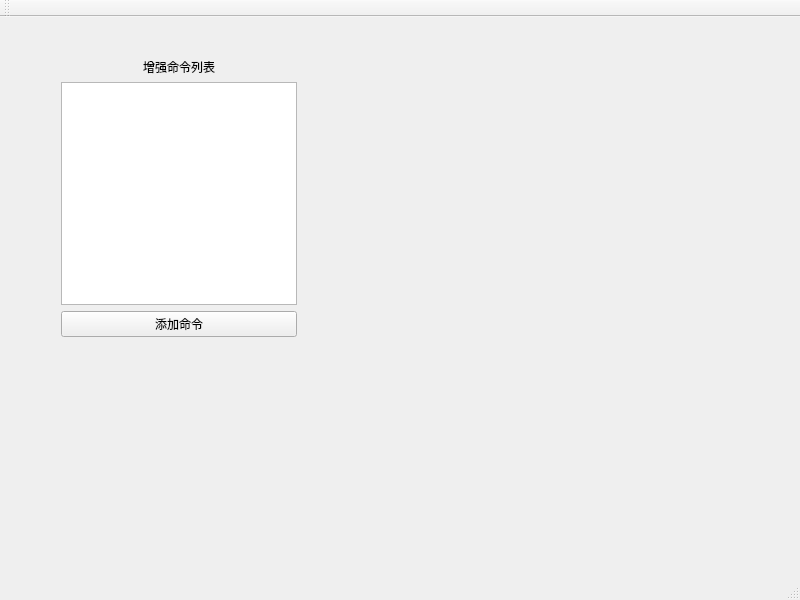
This is ui/data_augmentation.ui in LJXLJXLJX/data_augmentation_qt as Qt 5 draws it before an edit. The edited form follows.
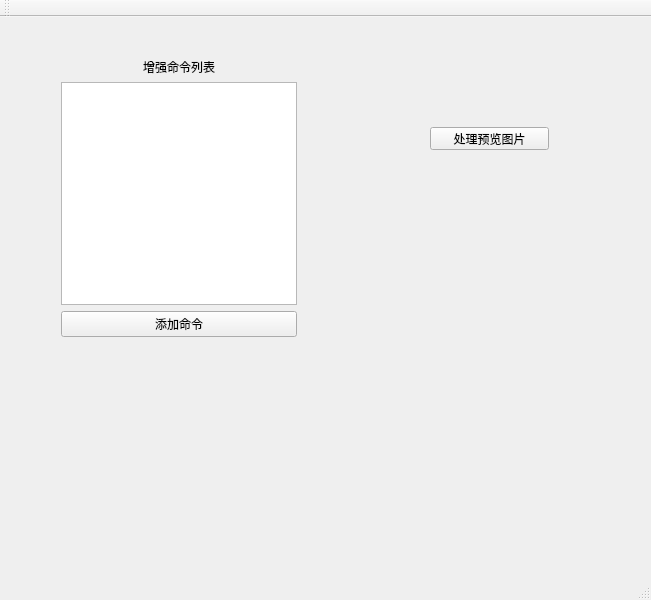
This is the edited form.

The edit to the form file:
```diff
--- a/ui/data_augmentation.ui
+++ b/ui/data_augmentation.ui
@@ -9,7 +9,7 @@
    <rect>
     <x>0</x>
     <y>0</y>
-    <width>800</width>
+    <width>651</width>
     <height>600</height>
    </rect>
   </property>
@@ -17,7 +17,7 @@
    <string>DataAugmentation</string>
   </property>
   <widget class="QWidget" name="centralWidget">
-   <widget class="QWidget" name="">
+   <widget class="QWidget" name="layoutWidget">
     <property name="geometry">
      <rect>
       <x>50</x>
@@ -58,6 +58,19 @@
      </item>
     </layout>
    </widget>
+   <widget class="QPushButton" name="pushButtonProcessDemo">
+    <property name="geometry">
+     <rect>
+      <x>430</x>
+      <y>110</y>
+      <width>119</width>
+      <height>23</height>
+     </rect>
+    </property>
+    <property name="text">
+     <string>处理预览图片</string>
+    </property>
+   </widget>
   </widget>
   <widget class="QMenuBar" name="menuBar">
    <property name="geometry">
```
Left out of the diff: 2 changed lines with no effect on the pictures.
